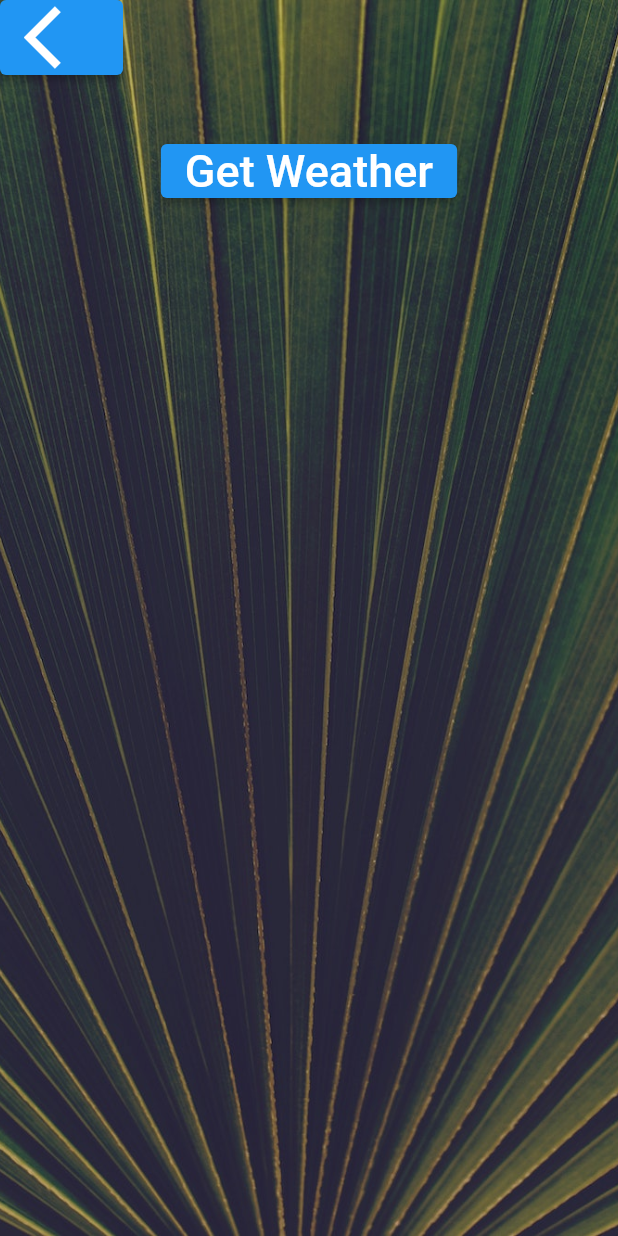
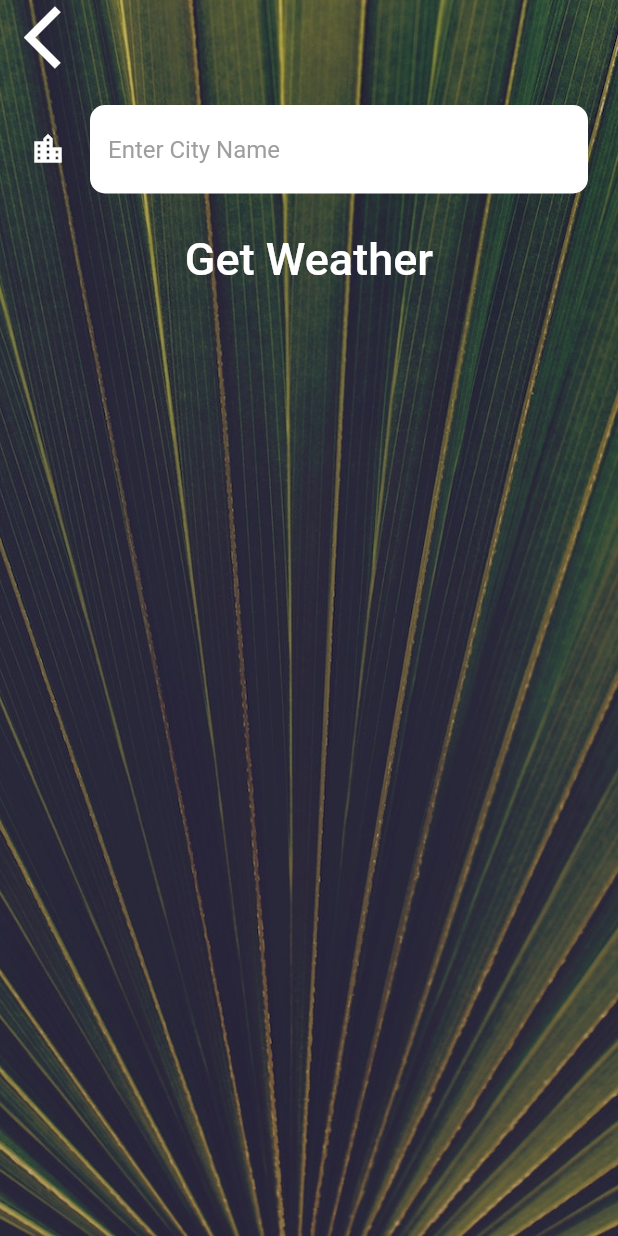
Before and after one commit to Reisuke1231/climate, a Flutter app: the CityScreen screen opened directly, on a phone screen of 412 x 824 dp. Run offline on Flutter 3.47's test engine with Material 2 defaults, Android fonts, the phone set to English and light mode, and no system bars; our stand-ins replace flutter_spinkit, geolocator; Roboto replaces fonts that are missing (Spartan MB).

```diff
--- a/lib/screens/city_screen.dart
+++ b/lib/screens/city_screen.dart
@@ -7,6 +7,8 @@ class CityScreen extends StatefulWidget {
 }
 
 class _CityScreenState extends State<CityScreen> {
+  late String cityName;
+
   @override
   Widget build(BuildContext context) {
     return Scaffold(
@@ -28,19 +30,39 @@ class _CityScreenState extends State<CityScreen> {
                     Icons.arrow_back_ios,
                     size: 50.0,
                   ),
-                  onPressed: () {},
+                  style: ElevatedButton.styleFrom(
+                    primary: Colors.transparent,
+                    elevation: 0,
+                  ),
+                  onPressed: () {
+                    Navigator.pop(context);
+                  },
                 ),
               ),
               Container(
                 padding: EdgeInsets.all(20.0),
-                child: null,
+                child: TextField(
+                  style: TextStyle(
+                    color: Colors.black,
+                  ),
+                  decoration: kTextFieldInputDecoration,
+                  onChanged: (value) {
+                    cityName = value;
+                  },
+                ),
               ),
               ElevatedButton(
                 child: Text(
                   'Get Weather',
                   style: kButtonTextStyle,
                 ),
-                onPressed: () {},
+                style: ElevatedButton.styleFrom(
+                  primary: Colors.transparent,
+                  elevation: 0,
+                ),
+                onPressed: () {
+                  Navigator.pop(context, cityName);
+                },
               ),
             ],
           ),
@@ -49,5 +71,3 @@ class _CityScreenState extends State<CityScreen> {
     );
   }
 }
-
-),
--- a/lib/utilities/constants.dart
+++ b/lib/utilities/constants.dart
@@ -18,3 +18,22 @@ const kButtonTextStyle = TextStyle(
 const kConditionTextStyle = TextStyle(
   fontSize: 100.0,
 );
+
+const kTextFieldInputDecoration = InputDecoration(
+  filled: true,
+  fillColor: Colors.white,
+  icon: Icon(
+    Icons.location_city,
+    color: Colors.white,
+  ),
+  hintText: 'Enter City Name',
+  hintStyle: TextStyle(
+    color: Colors.grey,
+  ),
+  border: OutlineInputBorder(
+    borderRadius: BorderRadius.all(
+      Radius.circular(10.0),
+    ),
+    borderSide: BorderSide.none,
+  ),
+);
```
Also changed, not shown: lib/screens/location_screen.dart (+36 -2 lines), lib/services/weather_model.dart (+13 -0 lines), 1 other file.
